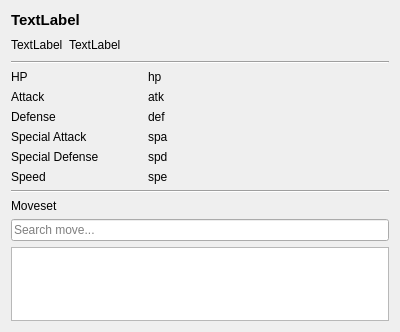
The window that assets/ui/pokemon_popup.ui (elliottsneath/One-Pointer-Pokemon-Searcher) describes before a commit, drawn with Qt 5.
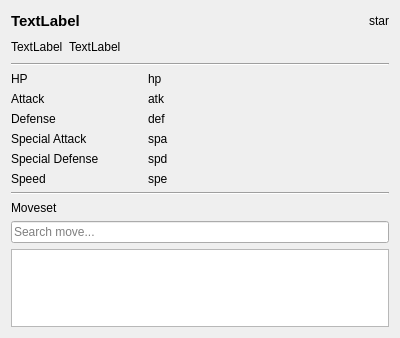
The same window after the commit. Custom widgets are drawn as their Qt base class.

What changed in the file:
```diff
--- a/assets/ui/pokemon_popup.ui
+++ b/assets/ui/pokemon_popup.ui
@@ -7,7 +7,7 @@
     <x>0</x>
     <y>0</y>
     <width>400</width>
-    <height>332</height>
+    <height>338</height>
    </rect>
   </property>
   <property name="windowTitle">
@@ -15,6 +15,8 @@
   </property>
   <layout class="QVBoxLayout" name="verticalLayout">
    <item>
+    <layout class="QHBoxLayout" name="horizontalLayout_2">
+     <item>
     <widget class="QLabel" name="nameLabel">
      <property name="font">
       <font>
@@ -28,6 +30,28 @@
     </widget>
    </item>
    <item>
+      <spacer name="horizontalSpacer_2">
+       <property name="orientation">
+        <enum>Qt::Orientation::Horizontal</enum>
+       </property>
+       <property name="sizeHint" stdset="0">
+        <size>
+         <width>40</width>
+         <height>20</height>
+        </size>
+       </property>
+      </spacer>
+     </item>
+     <item>
+      <widget class="ClickableLabel" name="starLabel">
+       <property name="text">
+        <string>star</string>
+       </property>
+      </widget>
+     </item>
+    </layout>
+   </item>
+   <item>
     <layout class="QHBoxLayout" name="horizontalLayout">
      <item>
       <widget class="QLabel" name="type1Label">
@@ -210,6 +234,11 @@
   </layout>
  </widget>
  <customwidgets>
+  <customwidget>
+   <class>ClickableLabel</class>
+   <extends>QLabel</extends>
+   <header>assets.ui.clickable_label</header>
+  </customwidget>
   <customwidget>
    <class>StatBar</class>
    <extends>QWidget</extends>
```
Lines whose indentation alone changed are shown as unchanged.
